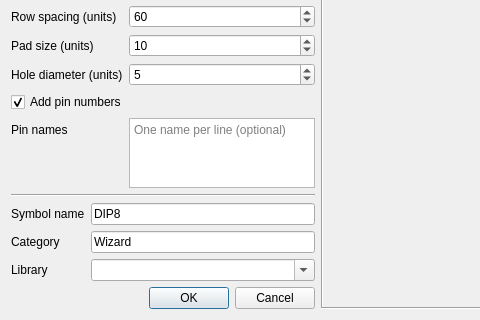
First picture: the form in gui/DialogSymbolWizard.ui, repository manufino/eSchema, before the edit; both pictures show x 0 to 480 and y 120 to 440 of the 572 by 440 pixel window.
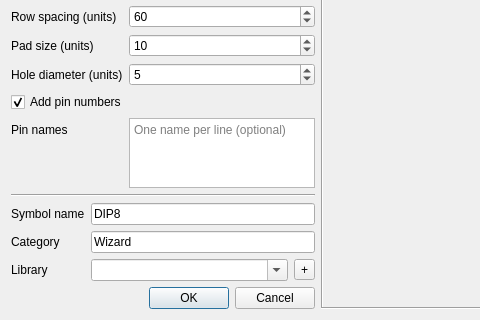
Second picture: the form after the edit.

Commit message:
Symbol wizard: explicit new-library button
A "+" button beside the library combo asks for a name and adds it as
the save target - the editable combo already allowed typing a new
name, but an explicit affordance makes creating a library
discoverable.

Diff of the .ui file:
```diff
--- a/gui/DialogSymbolWizard.ui
+++ b/gui/DialogSymbolWizard.ui
@@ -262,11 +262,31 @@
         </widget>
        </item>
        <item row="2" column="1">
+        <layout class="QHBoxLayout" name="layoutLibrary">
+         <item>
         <widget class="QComboBox" name="cboxLibrary">
+           <property name="sizePolicy">
+            <sizepolicy hsizetype="Expanding" vsizetype="Fixed">
+             <horstretch>0</horstretch>
+             <verstretch>0</verstretch>
+            </sizepolicy>
+           </property>
          <property name="editable">
           <bool>true</bool>
          </property>
         </widget>
+         </item>
+         <item>
+          <widget class="QToolButton" name="btnNewLibrary">
+           <property name="text">
+            <string notr="true">+</string>
+           </property>
+           <property name="toolTip">
+            <string>Create a new library to save the symbol into</string>
+           </property>
+          </widget>
+         </item>
+        </layout>
        </item>
       </layout>
      </item>
```
Lines whose indentation alone changed are shown as unchanged. The commit also changes 1 other file.
